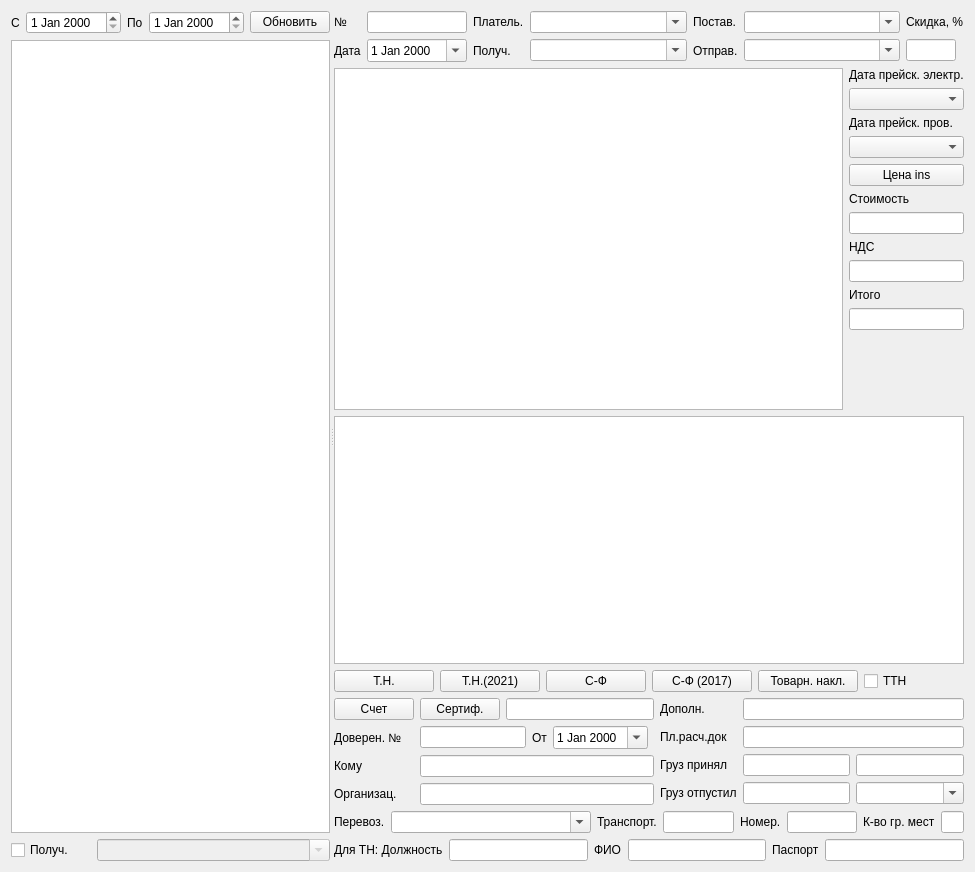
Sergeyego/facts, file formfact.ui: the form before one commit.
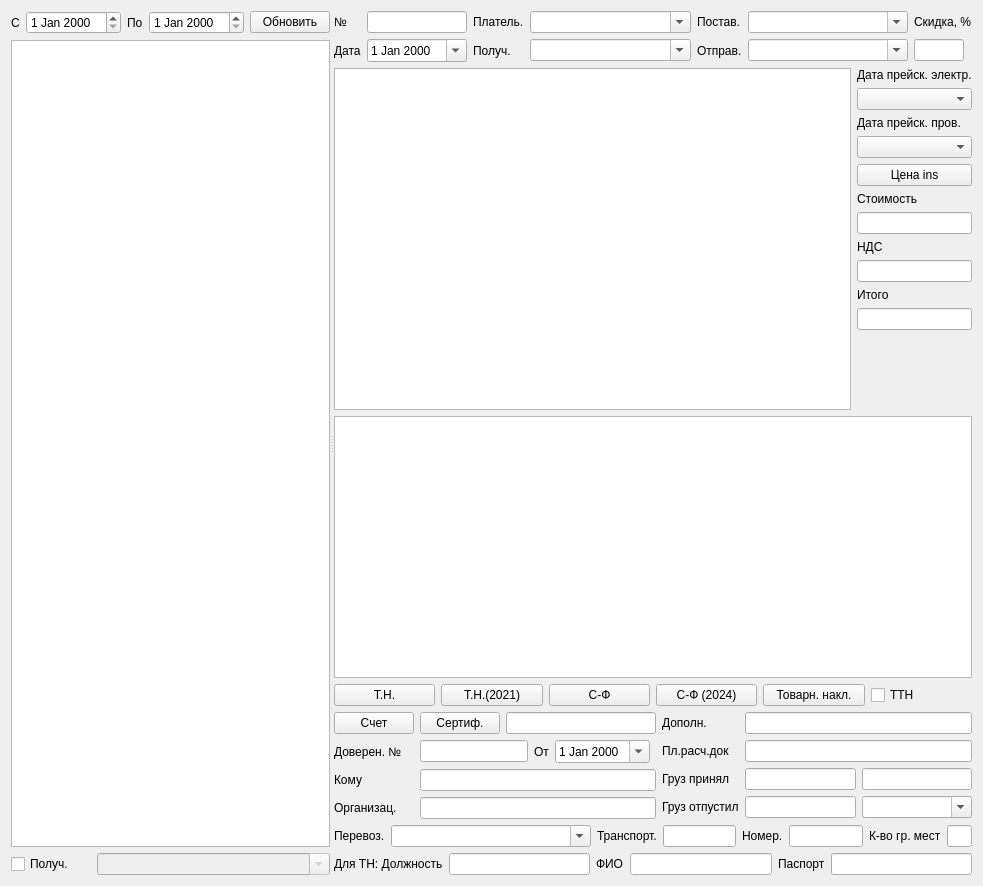
The form after the commit. Custom widgets are drawn as their Qt base class.

```diff
--- a/formfact.ui
+++ b/formfact.ui
@@ -6,8 +6,8 @@
    <rect>
     <x>0</x>
     <y>0</y>
-    <width>975</width>
-    <height>872</height>
+    <width>983</width>
+    <height>886</height>
    </rect>
   </property>
   <property name="windowTitle">
@@ -566,7 +566,7 @@
          <item>
           <widget class="QPushButton" name="cmdFact17">
            <property name="text">
-            <string>С-Ф (2017)</string>
+            <string>С-Ф (2024)</string>
            </property>
           </widget>
          </item>
```
Left out of the diff: 2 changed lines with no effect on the pictures.
